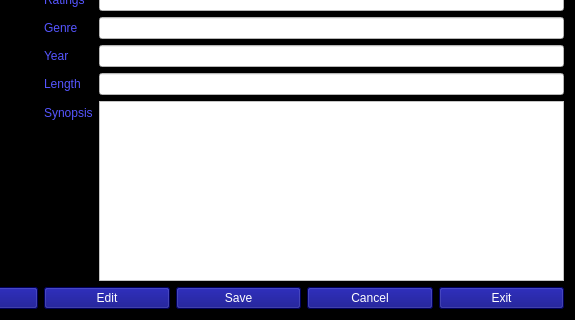
This is NetfluxApp/widget.ui in omrmeh/netflux as Qt 5 draws it before an edit; both pictures show x 493 to 1068 and y 420 to 740 of the 1068 by 740 pixel window. The edited form follows.
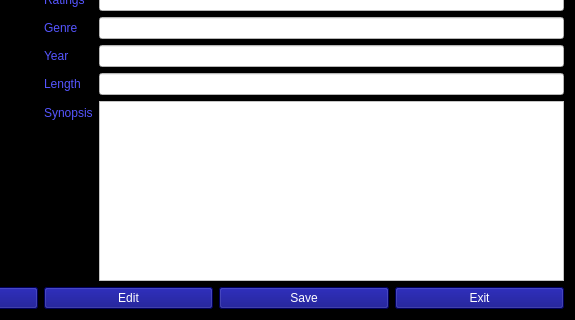
This is the edited form.

Commit message: hide vertical header, et rename horizontal header

The edit to the form file:
```diff
--- a/NetfluxApp/widget.ui
+++ b/NetfluxApp/widget.ui
@@ -411,17 +411,6 @@
        </property>
       </widget>
      </item>
-     <item>
-      <widget class="QPushButton" name="pbCancel">
-       <property name="styleSheet">
-        <string notr="true">background-color: rgb(0, 0, 127);
-color: rgb(255, 255, 255);</string>
-       </property>
-       <property name="text">
-        <string>Cancel</string>
-       </property>
-      </widget>
-     </item>
      <item>
       <widget class="QPushButton" name="pbExit_2">
        <property name="styleSheet">
```
The commit also changes 2 other files.
